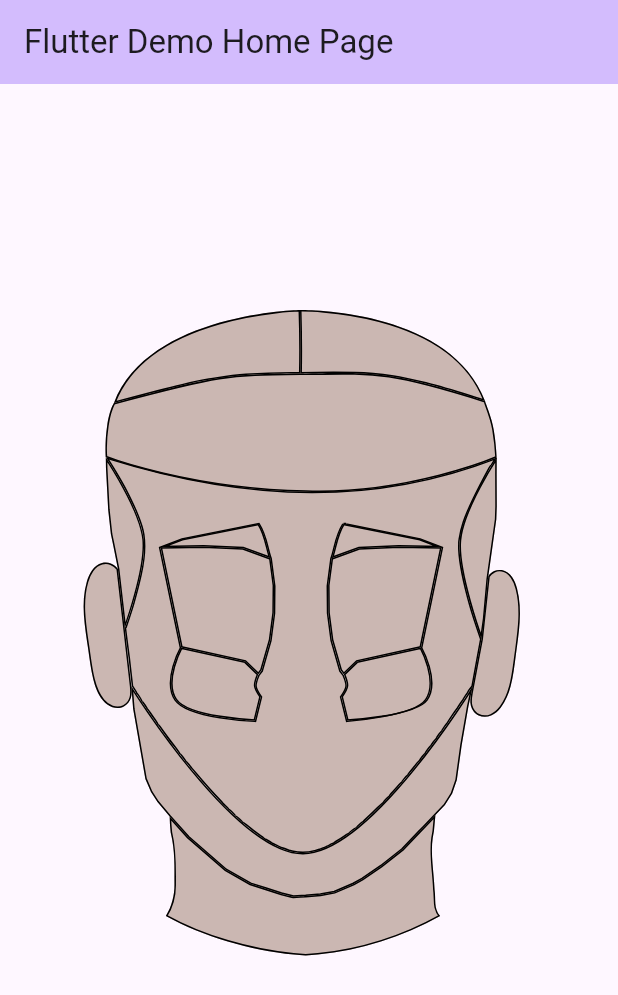
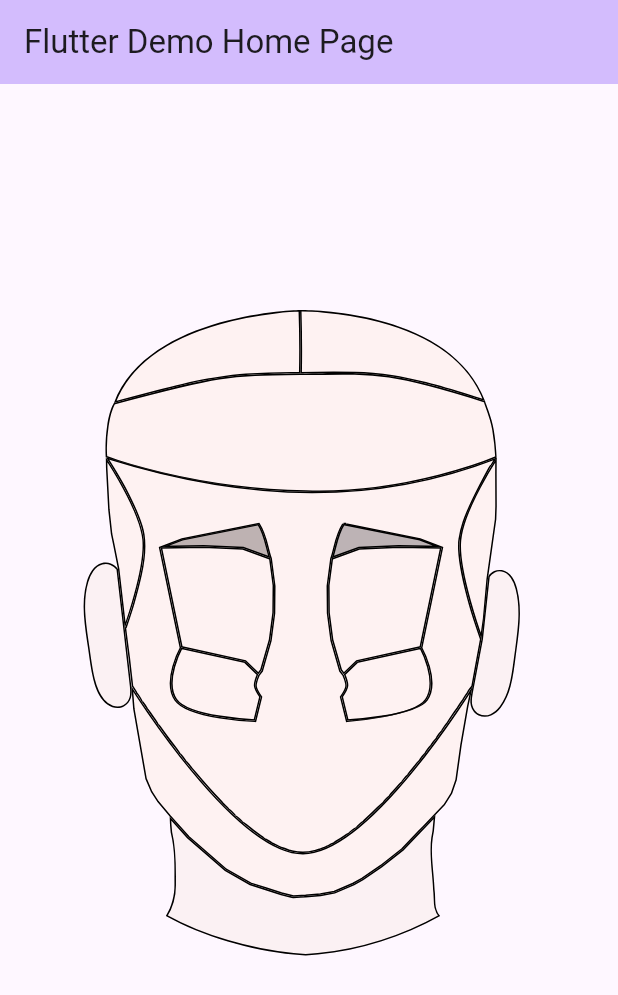
Before and after one commit to tkadams1/flutter_interactive_inkscape_svg, a Flutter app: the screen it shows after launch, on a phone screen of 412 x 824 dp. Shown: the top 995 px of the screen. Run offline on Flutter 3.47's test engine with Material 3 defaults, Android fonts, the phone set to English and light mode, and no system bars; our stand-ins replace path_drawing.

Commit message:
Now gets color from svg

```diff
--- a/interactive_inkscape_svg/lib/base.dart
+++ b/interactive_inkscape_svg/lib/base.dart
@@ -4,7 +4,7 @@ import 'package:xml/xml.dart';
 class Country {
   final String id;
   final String path;
-  final String color;
+  String color;
   final String name;
 
   Country(
@@ -27,11 +27,28 @@ class Country {
       String partPath = element.getAttribute('d').toString();
       print(partPath);
       String name = partId;
-      String color = element.getAttribute('color')?.toString() ?? '552200';
+      String color = getFillColor(element);
 
       maps.add(Country(id: partId, path: partPath, color: color, name: name));
     }
 
     return maps;
   }
+
+  static String getFillColor(XmlElement element) {
+    String defaultColor = '552200';
+    String color = defaultColor;
+    String? style = element.getAttribute('style');
+    if (style != null) {
+      List<String> properties = style.split(';');
+      for (var property in properties) {
+        List<String> nameValue = property.split(':');
+        if (nameValue.length == 2 && nameValue[0].trim() == 'fill') {
+          color = nameValue[1].trim();
+          break;
+        }
+      }
+    }
+    return color;
+  }
 }
--- a/interactive_inkscape_svg/lib/home.dart
+++ b/interactive_inkscape_svg/lib/home.dart
@@ -47,7 +47,7 @@ class _HomeState extends State<Home> {
                     clipper: Clipper(
                       svgPath: country.path,
                     ),
-                    color: Color(int.parse('FF${country.color}', radix: 16))
+                    color: Color(int.parse(country.color.replaceAll("#", ""), radix: 16))
                         .withOpacity(currentCountry == null
                             ? 0.3
                             : currentCountry.id == country.id
```
